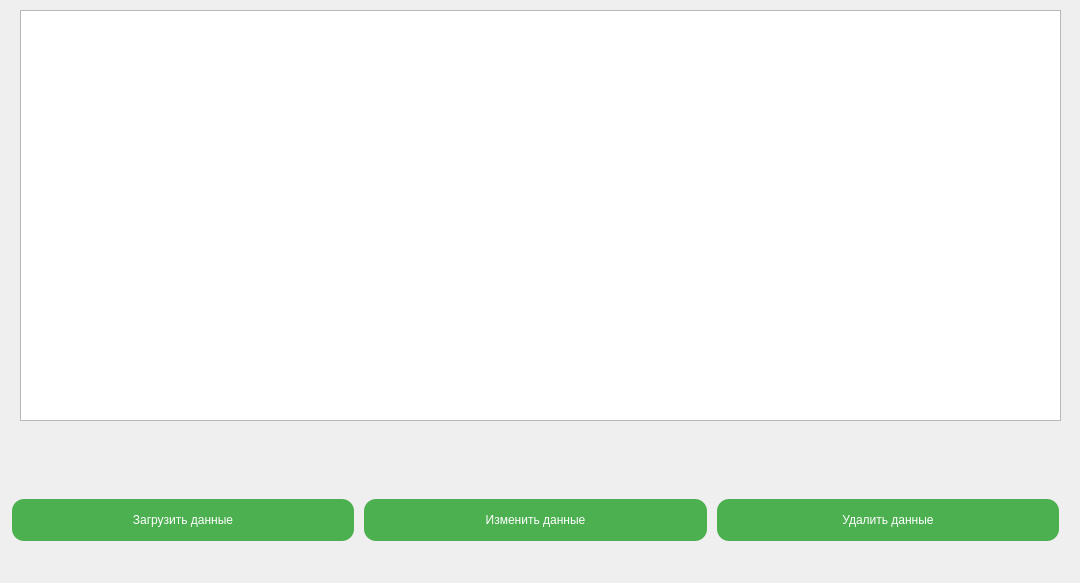
Before: the Qt Designer form FuncWind.ui in ProjectRK900/PRCVIproj, drawn with Qt 5.
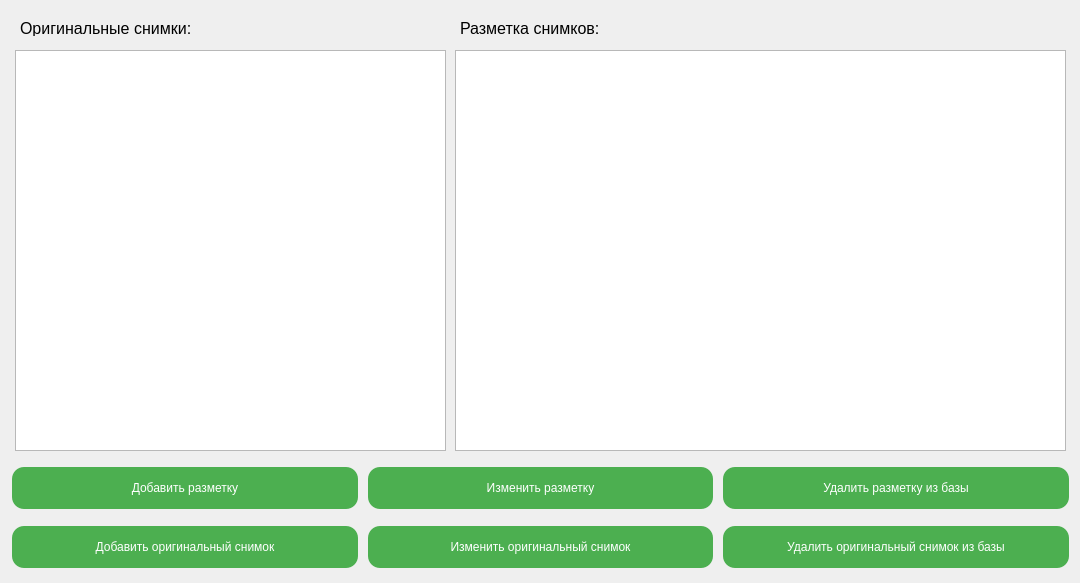
After: the same form once the commit is applied. Icons and pictures are not drawn.

Diff of the .ui file:
```diff
--- a/FuncWind.ui
+++ b/FuncWind.ui
@@ -36,25 +36,119 @@
 }</string>
   </property>
   <widget class="QWidget" name="centralwidget">
-   <widget class="QTableView" name="AddNoteTable">
+   <widget class="QTableWidget" name="AddNoteTable">
+    <property name="geometry">
+     <rect>
+      <x>455</x>
+      <y>50</y>
+      <width>611</width>
+      <height>401</height>
+     </rect>
+    </property>
+   </widget>
+   <widget class="QTableWidget" name="OriginalPhotoTable">
+    <property name="geometry">
+     <rect>
+      <x>15</x>
+      <y>50</y>
+      <width>431</width>
+      <height>401</height>
+     </rect>
+    </property>
+   </widget>
+   <widget class="QLabel" name="origLabel">
     <property name="geometry">
      <rect>
       <x>20</x>
-      <y>10</y>
-      <width>1041</width>
-      <height>411</height>
+      <y>20</y>
+      <width>181</width>
+      <height>16</height>
      </rect>
     </property>
+    <property name="font">
+     <font>
+      <pointsize>12</pointsize>
+     </font>
+    </property>
+    <property name="text">
+     <string>Оригинальные снимки:</string>
+    </property>
    </widget>
-   <widget class="QWidget" name="horizontalLayoutWidget">
+   <widget class="QLabel" name="origLabel_2">
+    <property name="geometry">
+     <rect>
+      <x>460</x>
+      <y>20</y>
+      <width>181</width>
+      <height>16</height>
+     </rect>
+    </property>
+    <property name="font">
+     <font>
+      <pointsize>12</pointsize>
+     </font>
+    </property>
+    <property name="text">
+     <string>Разметка снимков:</string>
+    </property>
+   </widget>
+   <widget class="QWidget" name="layoutWidget">
     <property name="geometry">
      <rect>
       <x>10</x>
-      <y>470</y>
-      <width>1051</width>
-      <height>101</height>
+      <y>460</y>
+      <width>1061</width>
+      <height>116</height>
      </rect>
     </property>
+    <layout class="QVBoxLayout" name="verticalLayout">
+     <item>
+      <layout class="QHBoxLayout" name="horizontalLayout_2">
+       <item>
+        <widget class="QPushButton" name="CreateMarkup">
+         <property name="font">
+          <font>
+           <pointsize>-1</pointsize>
+           <underline>false</underline>
+           <strikeout>false</strikeout>
+          </font>
+         </property>
+         <property name="text">
+          <string>Добавить разметку</string>
+         </property>
+        </widget>
+       </item>
+       <item>
+        <widget class="QPushButton" name="ChangeMarkup">
+         <property name="font">
+          <font>
+           <pointsize>-1</pointsize>
+           <underline>false</underline>
+           <strikeout>false</strikeout>
+          </font>
+         </property>
+         <property name="text">
+          <string>Изменить разметку</string>
+         </property>
+        </widget>
+       </item>
+       <item>
+        <widget class="QPushButton" name="DeleteMarkup">
+         <property name="font">
+          <font>
+           <pointsize>-1</pointsize>
+           <underline>false</underline>
+           <strikeout>false</strikeout>
+          </font>
+         </property>
+         <property name="text">
+          <string>Удалить разметку из базы</string>
+         </property>
+        </widget>
+       </item>
+      </layout>
+     </item>
+     <item>
     <layout class="QHBoxLayout" name="horizontalLayout">
      <item>
       <widget class="QPushButton" name="LoadNote">
@@ -66,7 +160,7 @@
         </font>
        </property>
        <property name="text">
-        <string>Загрузить данные</string>
+          <string>Добавить оригинальный снимок</string>
        </property>
       </widget>
      </item>
@@ -80,7 +174,7 @@
         </font>
        </property>
        <property name="text">
-        <string>Изменить данные</string>
+          <string>Изменить оригинальный снимок</string>
        </property>
       </widget>
      </item>
@@ -94,9 +188,11 @@
         </font>
        </property>
        <property name="text">
-        <string>Удалить данные</string>
-       </property>
-      </widget>
+          <string>Удалить оригинальный снимок из базы</string>
+         </property>
+        </widget>
+       </item>
+      </layout>
      </item>
     </layout>
    </widget>
```
Left out of the diff: 6 changed lines with no effect on the pictures. Lines whose indentation alone changed are shown as unchanged.
